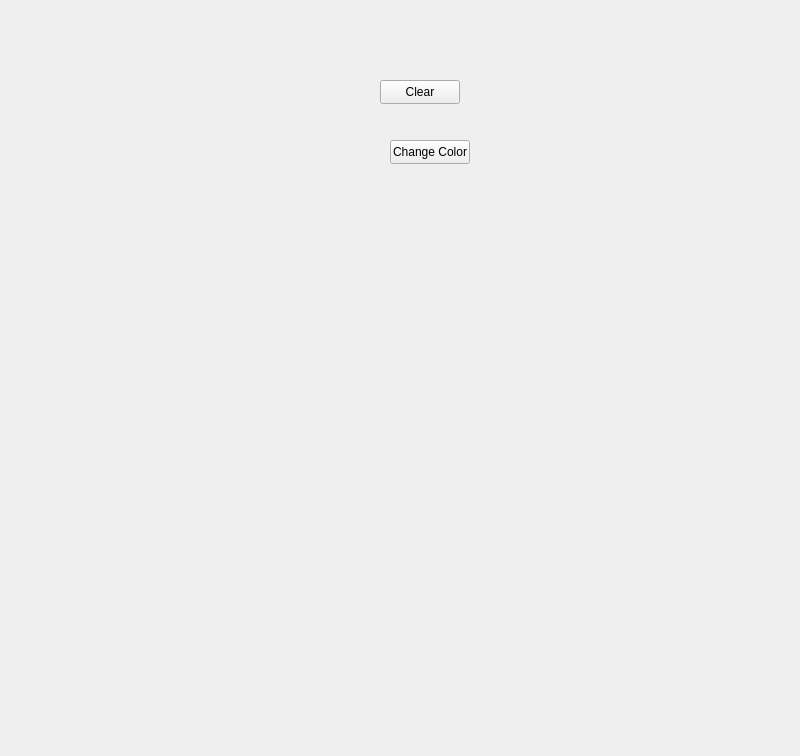
Qt form mainwindow.ui (ccivetta/Canvas) before a commit.
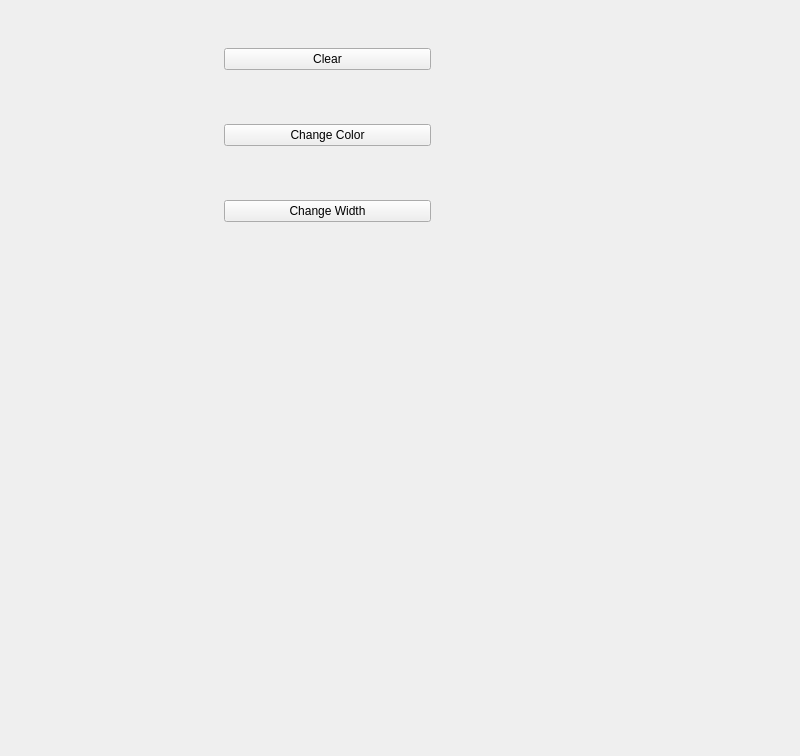
The same form after that commit. Custom widgets are drawn as their Qt base class.

Commit message: Added the pen width button and began experimenting with layouts in QtCreator rather than adding them programmatically

Diff of the .ui file:
```diff
--- a/mainwindow.ui
+++ b/mainwindow.ui
@@ -17,41 +17,45 @@
    <bool>true</bool>
   </property>
   <widget class="QWidget" name="centralwidget">
-   <widget class="ScribbleArea" name="MainScribbleArea" native="true">
+   <widget class="QWidget" name="horizontalLayoutWidget">
     <property name="geometry">
      <rect>
-      <x>110</x>
-      <y>60</y>
-      <width>141</width>
-      <height>231</height>
+      <x>10</x>
+      <y>0</y>
+      <width>421</width>
+      <height>271</height>
      </rect>
     </property>
-   </widget>
+    <layout class="QHBoxLayout" name="layout">
+     <item>
+      <widget class="ScribbleArea" name="MainScribbleArea" native="true"/>
+     </item>
+     <item>
+      <layout class="QVBoxLayout" name="verticalLayout_2">
+       <item>
    <widget class="QPushButton" name="clearBtn">
-    <property name="geometry">
-     <rect>
-      <x>380</x>
-      <y>80</y>
-      <width>80</width>
-      <height>24</height>
-     </rect>
-    </property>
     <property name="text">
      <string>Clear</string>
     </property>
    </widget>
+       </item>
+       <item>
    <widget class="QPushButton" name="colorBtn">
-    <property name="geometry">
-     <rect>
-      <x>390</x>
-      <y>140</y>
-      <width>80</width>
-      <height>24</height>
-     </rect>
-    </property>
     <property name="text">
      <string>Change Color</string>
     </property>
+        </widget>
+       </item>
+       <item>
+        <widget class="QPushButton" name="widthBtn">
+         <property name="text">
+          <string>Change Width</string>
+         </property>
+        </widget>
+       </item>
+      </layout>
+     </item>
+    </layout>
    </widget>
   </widget>
  </widget>
```
Lines whose indentation alone changed are shown as unchanged. The commit also changes 2 other files.
